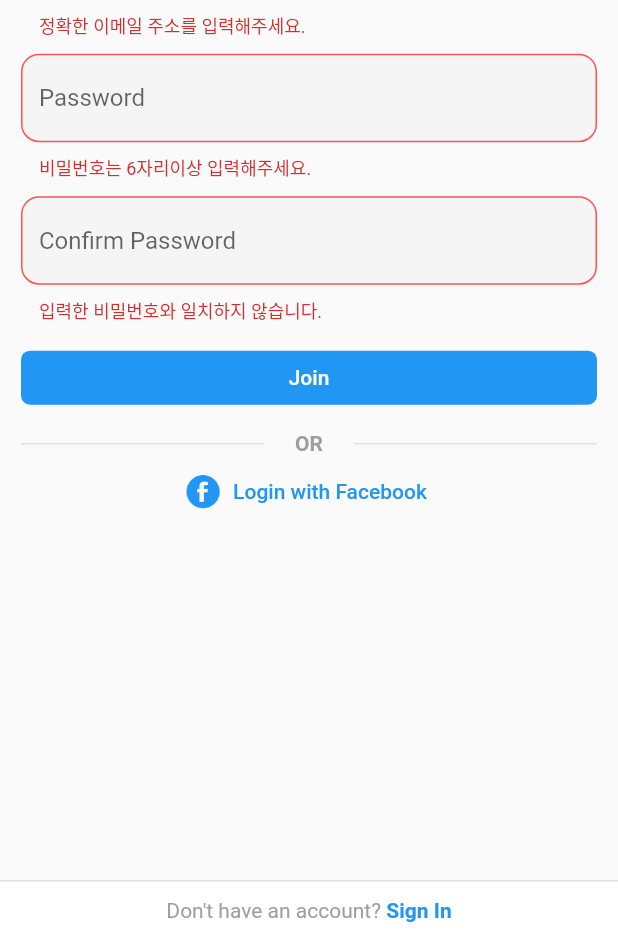
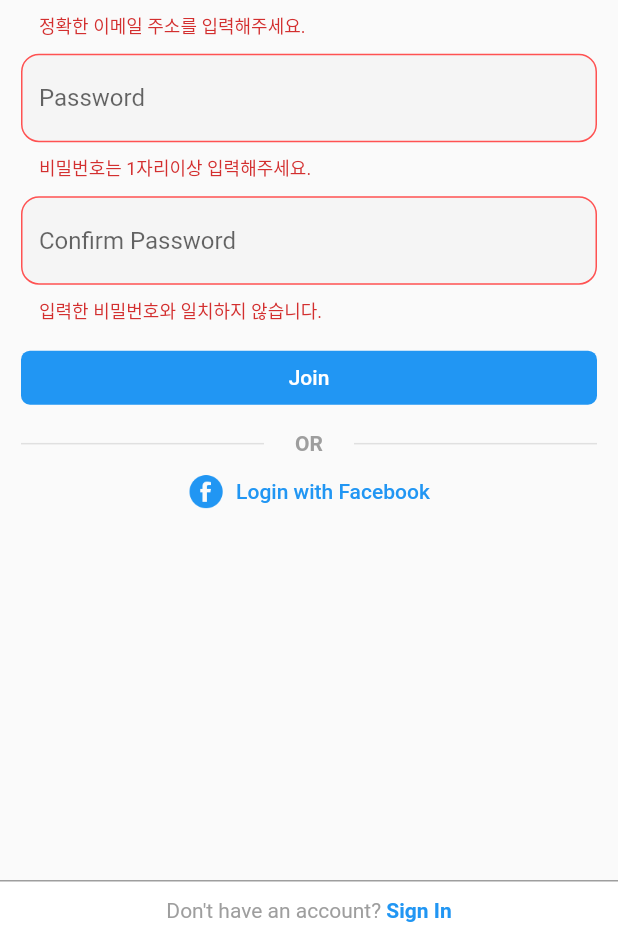
Before and after one commit to woalstm85/flutter, a Flutter app: the screen it shows after launch, after a tap on "Join", on a phone screen of 412 x 824 dp, the part 296-1236 px from its top. Run offline on Flutter 3.47's test engine with Material 2 defaults, Android fonts, the phone set to English and light mode, and no system bars; our stand-ins replace cached_network_image, camera, permission_handler; missing offline and left inert: app_settings; network calls fail.

Commit message:
Chapter 69.

```diff
--- a/lib/home_page.dart
+++ b/lib/home_page.dart
@@ -1,3 +1,4 @@
+import 'package:app_settings/app_settings.dart';
 import 'package:flutter/material.dart';
 import 'package:flutter_instagram/constants/screen_size.dart';
 import 'package:flutter_instagram/screens/camera_screen.dart';
@@ -96,7 +97,7 @@ class _HomepageState extends State<HomePage> {
      * Navigator :  페이지 이동을 위한 class
      * push : Stack으로 페이지위에 카메라 페이지를 띄운거라 <- (back) 버튼이 자동으로 생김
      */
-    if (await checkIfPermissinGranted(context))
+    if (await checkIfPermissionGranted(context))
       Navigator.of(context)
           .push(MaterialPageRoute(builder: (context) => CameraScreen()));
     else {
@@ -106,6 +107,7 @@ class _HomepageState extends State<HomePage> {
           label: 'OK',
           onPressed: () {
             _key.currentState.hideCurrentSnackBar();
+            AppSettings.openAppSettings();
           },
         ),
       );
@@ -113,7 +115,7 @@ class _HomepageState extends State<HomePage> {
     }
   }
 
-  Future<bool> checkIfPermissinGranted(BuildContext context) async {
+  Future<bool> checkIfPermissionGranted(BuildContext context) async {
     Map<Permission, PermissionStatus> statuses =
         await [Permission.camera, Permission.microphone].request();
     bool permitted = true;
--- a/lib/main.dart
+++ b/lib/main.dart
@@ -1,6 +1,6 @@
 import 'package:flutter/material.dart';
 import 'package:flutter_instagram/constants/material_white.dart';
-import 'package:flutter_instagram/home_page.dart';
+//import 'package:flutter_instagram/home_page.dart';
 import 'package:flutter_instagram/screens/auth_screen.dart';
 
 void main() {
--- a/lib/screens/auth_screen.dart
+++ b/lib/screens/auth_screen.dart
@@ -1,8 +1,10 @@
 import 'package:flutter/material.dart';
-import 'package:flutter_instagram/screens/profile_screen.dart';
+
+//import 'package:flutter_instagram/screens/profile_screen.dart';
 import 'package:flutter_instagram/widgets/fade_stack.dart';
-import 'package:flutter_instagram/widgets/sign_in_form.dart';
-import 'package:flutter_instagram/widgets/sign_up_form.dart';
+
+//import 'package:flutter_instagram/widgets/sign_in_form.dart';
+//import 'package:flutter_instagram/widgets/sign_up_form.dart';
 
 class AuthScreen extends StatefulWidget {
   @override
@@ -28,26 +30,10 @@ class _AuthScreenState extends State<AuthScreen> {
               bottom: 0,
               height: 40,
               child: Container(
-                color: Colors.white,
-                child: FlatButton(
-                  shape: Border(
-                    top: BorderSide(color: Colors.grey[300])
-                  ),
-                  child: RichText(
-                      text: TextSpan(
-                          text: (selectedForm == 1)
-                              ? 'Already have an account?'
-                              : "Don't have an account?",
-                          style: TextStyle(color: Colors.grey),
-                          children: [
-                        TextSpan(
-                            text: (selectedForm == 0)
-                                ? " Sign In"
-                                : " Sign Up",
-                            style: TextStyle(
-                                color: Colors.blue,
-                                fontWeight: FontWeight.bold)),
-                      ])),
+                decoration: BoxDecoration(
+                    color: Colors.white,
+                    border: Border(top: BorderSide(color: Colors.grey))),
+                child: TextButton(
                   onPressed: () {
                     setState(() {
                       if (selectedForm == 0) {
@@ -57,6 +43,19 @@ class _AuthScreenState extends State<AuthScreen> {
                       }
                     });
                   },
+                  child: RichText(
+                      text: TextSpan(
+                          text: (selectedForm == 1)
+                              ? 'Already have an account?'
+                              : "Don't have an account?",
+                          style: TextStyle(color: Colors.grey),
+                          children: [
+                        TextSpan(
+                            text: (selectedForm == 0) ? " Sign In" : " Sign Up",
+                            style: TextStyle(
+                                color: Colors.blue,
+                                fontWeight: FontWeight.bold)),
+                      ])),
                 ),
               ),
             ),
--- a/lib/widgets/sign_in_form.dart
+++ b/lib/widgets/sign_in_form.dart
@@ -12,8 +12,10 @@ class SignInForm extends StatefulWidget {
 class _SignInFormState extends State<SignInForm> {
   GlobalKey<FormState> _formKey = GlobalKey<FormState>();
 
-  TextEditingController _emailController = TextEditingController(); // TextFormField 를 사용시 필수
-  TextEditingController _pwController = TextEditingController(); // TextFormField 를 사용시 필수
+  TextEditingController _emailController =
+      TextEditingController(); // TextFormField 를 사용시 필수
+  TextEditingController _pwController =
+      TextEditingController(); // TextFormField 를 사용시 필수
 
   @override
   void dispose() {
@@ -55,14 +57,14 @@ class _SignInFormState extends State<SignInForm> {
               obscureText: true,
               decoration: textInputDecoration('Password'),
               validator: (text) {
-                if (text.isNotEmpty && text.length > 6) {
+                if (text.isNotEmpty && text.length > 1) {
                   return null;
                 } else {
-                  return '비밀번호는 6자리 이상 입력하세요.';
+                  return '비밀번호는 1자리 이상 입력하세요.';
                 }
               },
             ),
-            FlatButton(
+            TextButton(
                 onPressed: () {},
                 child: Align(
                   alignment: Alignment.centerRight,
@@ -71,21 +73,18 @@ class _SignInFormState extends State<SignInForm> {
                     style: TextStyle(color: Colors.blue),
                   ),
                 )),
-
             _submitButton(context),
             SizedBox(
               height: common_xs_gap,
             ),
             OrDivider(),
-            FlatButton.icon(
+            TextButton.icon(
               onPressed: () {},
-              textColor: Colors.blue,
+              style: TextButton.styleFrom(primary: Colors.blue),
               icon: ImageIcon(
                 AssetImage('assets/images/facebook.png'),
               ),
-              label: Text(
-                'Login with Facebook',
-              ),
+              label: Text('Login with Facebook'),
             ),
           ],
         ),
@@ -93,8 +92,8 @@ class _SignInFormState extends State<SignInForm> {
     );
   }
 
-  FlatButton _submitButton(BuildContext context) {
-    return FlatButton(
+  TextButton _submitButton(BuildContext context) {
+    return TextButton(
       onPressed: () {
         if (_formKey.currentState.validate()) {
           print('Validation success!!');
@@ -107,14 +106,14 @@ class _SignInFormState extends State<SignInForm> {
               MaterialPageRoute(builder: (context) => SignUpForm()));
         }
       },
-      color: Colors.blue,
-      shape: RoundedRectangleBorder(
-        borderRadius: BorderRadius.circular(6),
-      ),
-      child: Text(
-        'Log in',
-        style: TextStyle(color: Colors.white),
-      ),
+      child: Text('Log in'),
+      style: TextButton.styleFrom(
+          primary: Colors.white,
+          backgroundColor: Colors.blue,
+          onSurface: Colors.grey,
+          shape: RoundedRectangleBorder(
+            borderRadius: BorderRadius.circular(6),
+          )),
     );
   }
 }
--- a/lib/widgets/sign_up_form.dart
+++ b/lib/widgets/sign_up_form.dart
@@ -63,10 +63,10 @@ class _SignUpFormState extends State<SignUpForm> {
                 obscureText: true,
                 decoration: textInputDecoration('Password'),
                 validator: (text) {
-                  if (text.isNotEmpty && text.length > 5) {
+                  if (text.isNotEmpty && text.length > 1) {
                     return null;
                   } else {
-                    return '비밀번호는 6자리이상 입력해주세요.';
+                    return '비밀번호는 1자리이상 입력해주세요.';
                   }
                 },
               ),
@@ -94,9 +94,9 @@ class _SignUpFormState extends State<SignUpForm> {
                 height: common_s_gap,
               ),
               OrDivider(),
-              FlatButton.icon(
+              TextButton.icon(
                 onPressed: () {},
-                textColor: Colors.blue,
+                style: TextButton.styleFrom(primary: Colors.blue),
                 icon: ImageIcon(
                   AssetImage('assets/images/facebook.png'),
                 ),
@@ -111,9 +111,8 @@ class _SignUpFormState extends State<SignUpForm> {
     );
   }
 
-  FlatButton _submitButton(BuildContext context) {
-    return FlatButton(
-      color: Colors.blue,
+  TextButton _submitButton(BuildContext context) {
+    return TextButton(
       onPressed: () {
         // _formKey.currentState.validate : Form에 있는 validator들을 실행.
         if (_formKey.currentState.validate()) {
@@ -127,11 +126,14 @@ class _SignUpFormState extends State<SignUpForm> {
               MaterialPageRoute(builder: (context) => HomePage()));
         }
       },
-      child: Text(
-        'Join',
-        style: TextStyle(color: Colors.white),
-      ),
-      shape: RoundedRectangleBorder(borderRadius: BorderRadius.circular(6)),
+      child: Text('Join'),
+      style: TextButton.styleFrom(
+          primary: Colors.white,
+          backgroundColor: Colors.blue,
+          onSurface: Colors.grey,
+          shape: RoundedRectangleBorder(
+            borderRadius: BorderRadius.circular(6),
+          )),
     );
   }
 }
--- a/pubspec.yaml
+++ b/pubspec.yaml
@@ -31,6 +31,10 @@ dependencies:
   cached_network_image: ^2.2.0+1
   camera: ^0.8.1
   permission_handler: ^6.1.1
+  app_settings: ^4.1.0
+  provider: ^5.0.0
+  path: ^1.8.0
+  path_provider: ^2.0.1
 
 dev_dependencies:
   flutter_test:
```
Also changed, not shown: lib/models/camera_state.dart (added, +52 -0 lines), lib/screens/camera_screen.dart (+17 -5 lines), lib/widgets/take_photo.dart (+49 -4 lines), pubspec.lock, 1 other file.
